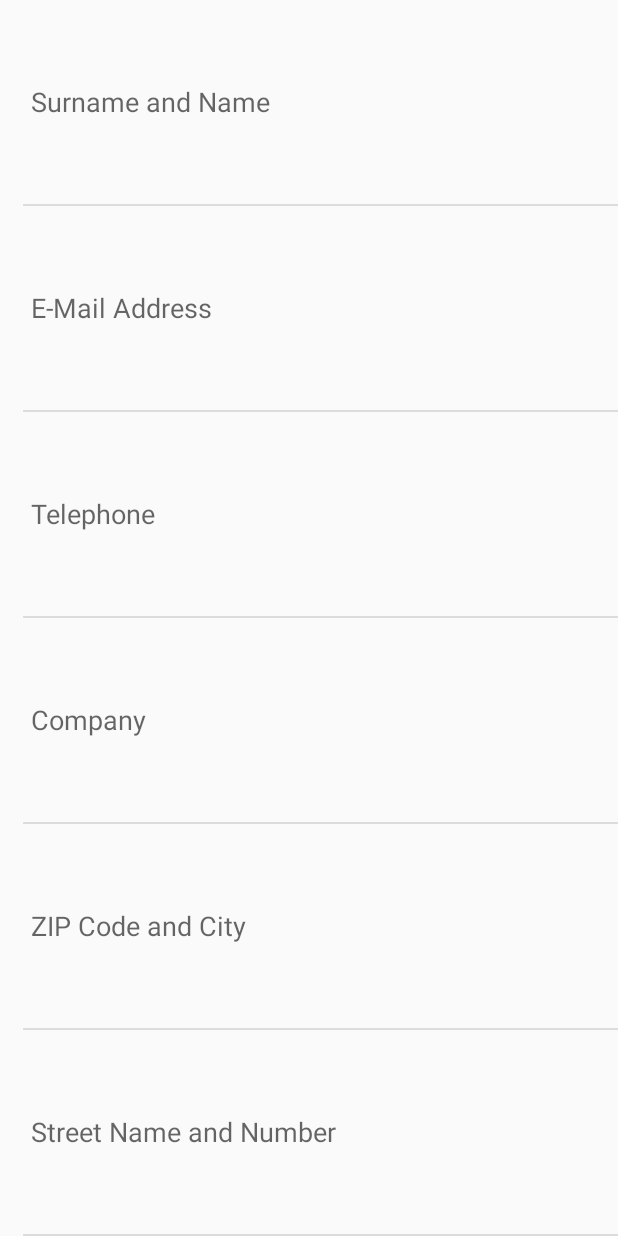
After one commit to rt012/InformationWall, an Android app: the layout content_add_contact.xml on its own in the app's theme, with its tools: preview values and no code run, on a phone screen of 412 x 824 dp. The commit adds this screen. Run offline under Robolectric (Android 15) with nearby library versions, the phone set to English and light mode, and no system bars.

Commit message:
Layout changes in BlackBoardAddItem;

```diff
--- a/InformationWallAndroidApp/app/src/main/java/wipraktikum/informationwallandroidapp/Database/DAO/ContactAddressDAO.java
+++ b/InformationWallAndroidApp/app/src/main/java/wipraktikum/informationwallandroidapp/Database/DAO/ContactAddressDAO.java
@@ -98,6 +98,7 @@ public class ContactAddressDAO implements IDAO {
 
         contactAddress.setCity(dbContactAddress.getCity());
         contactAddress.setContactAddressID(dbContactAddress.getContactAddressID());
+        contactAddress.setStreetName(dbContactAddress.getStreetName());
         contactAddress.setHouseNumber(dbContactAddress.getHouseNumber());
         contactAddress.setZipCode(dbContactAddress.getZipCode());
 
@@ -105,8 +106,10 @@ public class ContactAddressDAO implements IDAO {
     }
     public DBContactAddress mapContactAddressToDBContractAddress(ContactAddress contactAddress) {
         DBContactAddress dbContactAddress = new DBContactAddress();
+
         dbContactAddress.setCity(contactAddress.getCity());
         dbContactAddress.setContactAddressID(contactAddress.getContactAddressID());
+        dbContactAddress.setStreetName(contactAddress.getStreetName());
         dbContactAddress.setHouseNumber(contactAddress.getHouseNumber());
         dbContactAddress.setZipCode(contactAddress.getZipCode());
 
--- a/InformationWallAndroidApp/app/src/main/java/wipraktikum/informationwallandroidapp/InfoWallApplication.java
+++ b/InformationWallAndroidApp/app/src/main/java/wipraktikum/informationwallandroidapp/InfoWallApplication.java
@@ -97,6 +97,7 @@ public class InfoWallApplication extends Application {
         //Blackboard
         Dao<wipraktikum.informationwallandroidapp.Database.BusinessObject.BlackBoard.DBBlackBoardItem, Long> blackBoardItemsDAO =databaseHelper.getBlackBoardItemDAO();
         DBContact dummyContact = new DBContact("Max", "Mustermann", "maxMustermann@test.de", "234242342345", "Wunschfirma XY", new DBContactAddress(0, "Teststraße", "23", "242342", "Stuttgart"));
+        DBContact dummyContact2 = new DBContact("Matthilda", "Musterfrau", "matthildaMusterfrau@test.de", "234242342345", "Wunschfirma XY", new DBContactAddress(0, "Teststraße", "23", "242342", "Stuttgart"));
 
         wipraktikum.informationwallandroidapp.Database.BusinessObject.BlackBoard.DBBlackBoardItem item = new wipraktikum.informationwallandroidapp.Database.BusinessObject.BlackBoard.DBBlackBoardItem("Stellenanzeige", dummyContact, "Lorem ipsum dolor sit amet, consectetur adipisicing elit, sed do eiusmod tempor incididunt ut labore et dolore magna aliqua.Ut enim ad minim veniam, quis nostrud exercitation ullamco laboris nisi ut aliquip ex ea commodo consequat.Duis aute irure dolor in reprehenderit in voluptate velit esse cillum dolore eu fugiat nulla pariatur.Excepteur sint occaecat cupidatat non proident, sunt in culpa qui officia deserunt mollit anim id est laborum.", new Date(), new Date());
         blackBoardItemsDAO.createIfNotExists(item);
@@ -108,7 +109,7 @@ public class InfoWallApplication extends Application {
         databaseHelper.getBlackBoardAttachmentDAO().createIfNotExists(ba2);
         databaseHelper.getBlackBoardAttachmentDAO().createIfNotExists(ba3);
 
-        wipraktikum.informationwallandroidapp.Database.BusinessObject.BlackBoard.DBBlackBoardItem item2 = new wipraktikum.informationwallandroidapp.Database.BusinessObject.BlackBoard.DBBlackBoardItem("Praktikum", dummyContact, "Lorem ipsum dolor sit amet, consectetur adipisicing elit, sed do eiusmod tempor incididunt ut labore et dolore magna aliqua.Ut enim ad minim veniam, quis nostrud exercitation ullamco laboris nisi ut aliquip ex ea commodo consequat.Duis aute irure dolor in reprehenderit in voluptate velit esse cillum dolore eu fugiat nulla pariatur.Excepteur sint occaecat cupidatat non proident, sunt in culpa qui officia deserunt mollit anim id est laborum.", new Date(), new Date());
+        wipraktikum.informationwallandroidapp.Database.BusinessObject.BlackBoard.DBBlackBoardItem item2 = new wipraktikum.informationwallandroidapp.Database.BusinessObject.BlackBoard.DBBlackBoardItem("Praktikum", dummyContact2, "Lorem ipsum dolor sit amet, consectetur adipisicing elit, sed do eiusmod tempor incididunt ut labore et dolore magna aliqua.Ut enim ad minim veniam, quis nostrud exercitation ullamco laboris nisi ut aliquip ex ea commodo consequat.Duis aute irure dolor in reprehenderit in voluptate velit esse cillum dolore eu fugiat nulla pariatur.Excepteur sint occaecat cupidatat non proident, sunt in culpa qui officia deserunt mollit anim id est laborum.", new Date(), new Date());
         blackBoardItemsDAO.createIfNotExists(item2);
 
         DBBlackBoardAttachment ba4 = new DBBlackBoardAttachment("http://localhost/imagestore/test.pdf", "C://temp/test/test1.pdf", DBBlackBoardAttachment.DataType.PDF,item2);
--- a/InformationWallAndroidApp/app/src/main/java/wipraktikum/informationwallandroidapp/TileOverview/GridViewAdapter.java
+++ b/InformationWallAndroidApp/app/src/main/java/wipraktikum/informationwallandroidapp/TileOverview/Adapter/GridViewAdapter.java
@@ -1,4 +1,4 @@
-package wipraktikum.informationwallandroidapp.TileOverview;
+package wipraktikum.informationwallandroidapp.TileOverview.Adapter;
 
 import android.content.Intent;
 import android.os.Bundle;
@@ -19,6 +19,7 @@ import wipraktikum.informationwallandroidapp.BusinessObject.Tile;
 import wipraktikum.informationwallandroidapp.Database.BusinessObject.DBTile;
 import wipraktikum.informationwallandroidapp.Database.DAO.DAOHelper;
 import wipraktikum.informationwallandroidapp.R;
+import wipraktikum.informationwallandroidapp.TileOverview.Dialog.GridViewLongClickDialog;
 
 /**
  * Created by Remi on 18.10.2015.
@@ -59,7 +60,7 @@ public final class GridViewAdapter extends BaseAdapter {
         final RelativeLayout mRelativeLayout;
 
         if (v == null) {
-            v = mInflater.inflate(R.layout.grid_item, viewGroup, false);
+            v = mInflater.inflate(R.layout.tile_item, viewGroup, false);
             v.setTag(R.id.picture, v.findViewById(R.id.picture));
             v.setTag(R.id.text, v.findViewById(R.id.text));
         }
--- a/InformationWallAndroidApp/app/src/main/java/wipraktikum/informationwallandroidapp/TileOverview/GridImageView.java
+++ b/InformationWallAndroidApp/app/src/main/java/wipraktikum/informationwallandroidapp/TileOverview/CustomView/GridImageView.java
@@ -1,4 +1,4 @@
-package wipraktikum.informationwallandroidapp.TileOverview;
+package wipraktikum.informationwallandroidapp.TileOverview.CustomView;
 
 import android.content.Context;
 import android.util.AttributeSet;
--- a/InformationWallAndroidApp/app/src/main/java/wipraktikum/informationwallandroidapp/TileOverview/GridViewLongClickDialog.java
+++ b/InformationWallAndroidApp/app/src/main/java/wipraktikum/informationwallandroidapp/TileOverview/Dialog/GridViewLongClickDialog.java
@@ -1,4 +1,4 @@
-package wipraktikum.informationwallandroidapp.TileOverview;
+package wipraktikum.informationwallandroidapp.TileOverview.Dialog;
 
 import android.app.Dialog;
 import android.content.DialogInterface;
--- /dev/null
+++ b/InformationWallAndroidApp/app/src/main/res/layout/content_add_contact.xml
@@ -0,0 +1,79 @@
+<?xml version="1.0" encoding="utf-8"?>
+<TableLayout
+    android:id ="@+id/tl_black_board_add_item_contact"
+    xmlns:android="http://schemas.android.com/apk/res/android"
+    xmlns:tools="http://schemas.android.com/tools"
+    android:orientation="vertical"
+    android:layout_width="match_parent"
+    android:layout_height="match_parent"
+    android:paddingLeft="15dp"
+    tools:context="wipraktikum.informationwallandroidapp.BlackBoard.BlackBoard">
+
+    <TableRow
+        android:paddingLeft="5dp"
+        android:layout_weight="1">
+        <EditText
+            android:id="@+id/ac_tv_black_board_add_item_contact_full_name"
+            style="@style/BlackBoardAddItemEditText"
+            android:hint="@string/black_board_add_item_contact_full_name"
+            android:layout_weight="1" />
+    </TableRow>
+    <View
+        style="@style/Divider" />
+    <TableRow
+        android:paddingLeft="5dp"
+        android:layout_weight="1">
+        <EditText
+            android:id="@+id/ac_tv_black_board_add_item_contact_email"
+            style="@style/BlackBoardAddItemEditText"
+            android:hint="@string/black_board_add_item_contact_email"
+            android:layout_weight="1" />
+    </TableRow>
+    <View
+        style="@style/Divider" />
+    <TableRow
+        android:paddingLeft="5dp"
+        android:layout_weight="1">
+        <EditText
+            android:id="@+id/ac_tv_black_board_add_item_contact_telephone"
+            style="@style/BlackBoardAddItemEditText"
+            android:hint="@string/black_board_add_item_contact_telephone"
+            android:layout_weight="1" />
+    </TableRow>
+    <View
+        style="@style/Divider" />
+    <TableRow
+        android:paddingLeft="5dp"
+        android:layout_weight="1">
+        <EditText
+            android:id="@+id/ac_tv_black_board_add_item_contact_company"
+            style="@style/BlackBoardAddItemEditText"
+            android:hint="@string/black_board_add_item_contact_company"
+            android:layout_weight="1" />
+    </TableRow>
+    <View
+        style="@style/Divider" />
+    <TableRow
+        android:paddingLeft="5dp"
+        android:layout_weight="1">
+        <EditText
+            android:id="@+id/ac_tv_black_board_add_item_contact_city"
+            style="@style/BlackBoardAddItemEditText"
+            android:hint="@string/black_board_add_item_contact_city"
+            android:layout_weight="1" />
+    </TableRow>
+    <View
+        style="@style/Divider" />
+    <TableRow
+        android:paddingLeft="5dp"
+        android:layout_weight="1">
+        <EditText
+            android:id="@+id/ac_tv_black_board_add_item_contact_street"
+            style="@style/BlackBoardAddItemEditText"
+            android:hint="@string/black_board_add_item_contact_street"
+            android:layout_weight="1" />
+    </TableRow>
+    <View
+        style="@style/Divider" />
+
+</TableLayout>
--- a/InformationWallAndroidApp/app/src/main/res/layout/grid_item.xml
+++ b/InformationWallAndroidApp/app/src/main/res/layout/tile_item.xml
@@ -3,7 +3,7 @@
     android:layout_width="match_parent"
     android:layout_height="match_parent">
 
-    <wipraktikum.informationwallandroidapp.TileOverview.GridImageView
+    <wipraktikum.informationwallandroidapp.TileOverview.CustomView.GridImageView
         android:id="@+id/picture"
         android:layout_width="match_parent"
         android:layout_height="match_parent"
--- a/InformationWallAndroidApp/app/src/main/res/values/strings.xml
+++ b/InformationWallAndroidApp/app/src/main/res/values/strings.xml
@@ -29,10 +29,22 @@
     <string name="menu_black_board_save_item">Save</string>
     <string name="black_board_add_item_title">Title</string>
     <string name="black_board_add_item_date">Date</string>
-    <string name="black_board_add_item_creator">Creator</string>
+    <string name="black_board_add_item_contact">Contact</string>
+    <string name="black_board_add_item_new_contact">Create new contact</string>
     <string name="black_board_add_item_description">Description</string>
-    <string name="black_board_add_item_attachments">Attachments</string>
+    <string name="black_board_add_item_attachments">Add Attachments</string>
+    <!--- BlackBoard Add Contact -->
+    <string name="black_board_add_item_contact_full_name">Surname and Name</string>
+    <string name="black_board_add_item_contact_email">E-Mail Address</string>
+    <string name="black_board_add_item_contact_telephone">Telephone</string>
+    <string name="black_board_add_item_contact_company">Company</string>
+    <string name="black_board_add_item_contact_city">ZIP Code and City</string>
+    <string name="black_board_add_item_contact_street">Street Name and Number</string>
 
+    this.mStreetName = mStreetName;
+    this.mHouseNumber = mHouseNumber;
+    this.mZipCode = mZipCode;
+    this.mCity = mCity;
 
     <!--- Util -->
     <string name="notification_upload_progress">Upload file: </string>
--- a/InformationWallAndroidApp/app/src/main/res/values/styles.xml
+++ b/InformationWallAndroidApp/app/src/main/res/values/styles.xml
@@ -32,4 +32,12 @@
         <item name="android:textSize">18sp</item>
         <item name="android:gravity">center_vertical</item>
     </style>
+    <style name="BlackBoardAddItemEditText">
+        <item name="android:layout_width">match_parent</item>
+        <item name="android:layout_height">match_parent</item>
+        <item name="android:paddingTop">15dp</item>
+        <item name="android:paddingBottom">15dp</item>
+        <item name="android:gravity">center_vertical</item>
+        <item name="android:background">@android:color/transparent</item>
+    </style>
 </resources>
```
Also changed, not shown: InformationWallAndroidApp/app/src/main/java/wipraktikum/informationwallandroidapp/BlackBoard/Adapter/BlackBoardAutoCompleteTextViewContactAdapter.java (+54 -1 lines), InformationWallAndroidApp/app/src/main/java/wipraktikum/informationwallandroidapp/BlackBoard/BlackBoardAddItem.java (+38 -3 lines), InformationWallAndroidApp/app/src/main/java/wipraktikum/informationwallandroidapp/TileOverview/TileOverview.java (+5 -3 lines), InformationWallAndroidApp/app/src/main/java/wipraktikum/informationwallandroidapp/Utils/ContactFilter.java (added, +61 -0 lines), InformationWallAndroidApp/app/src/main/res/layout/contact_item.xml (added, +21 -0 lines), InformationWallAndroidApp/app/src/main/res/layout/fragment_black_board_add_item.xml (+47 -43 lines).
